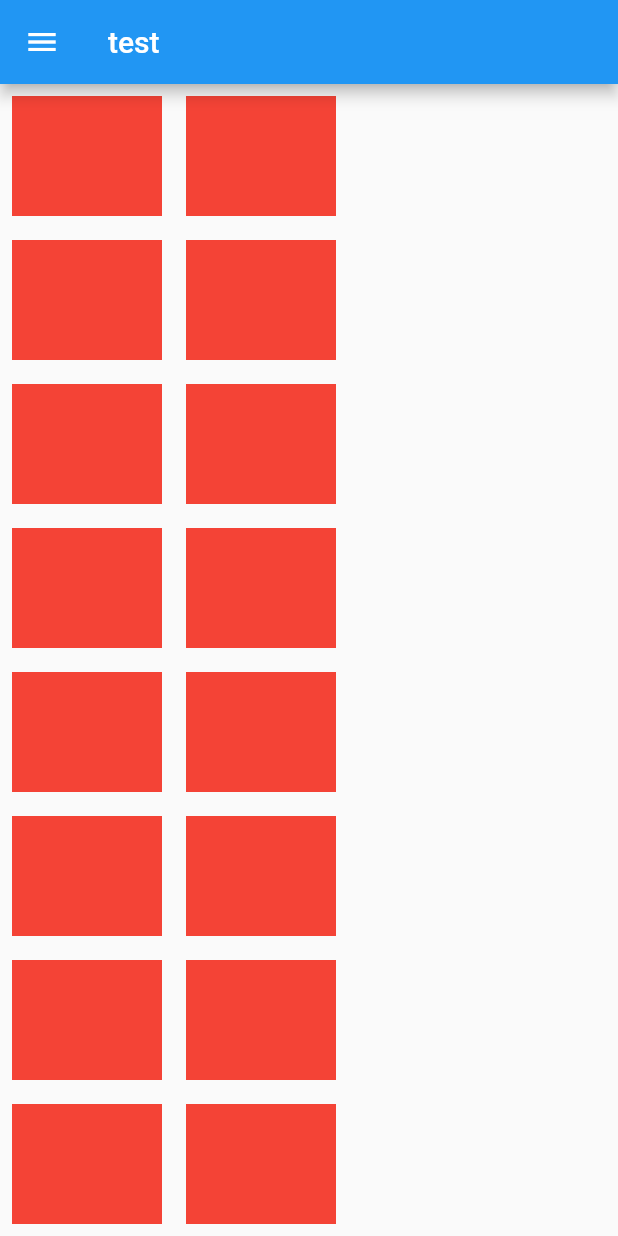
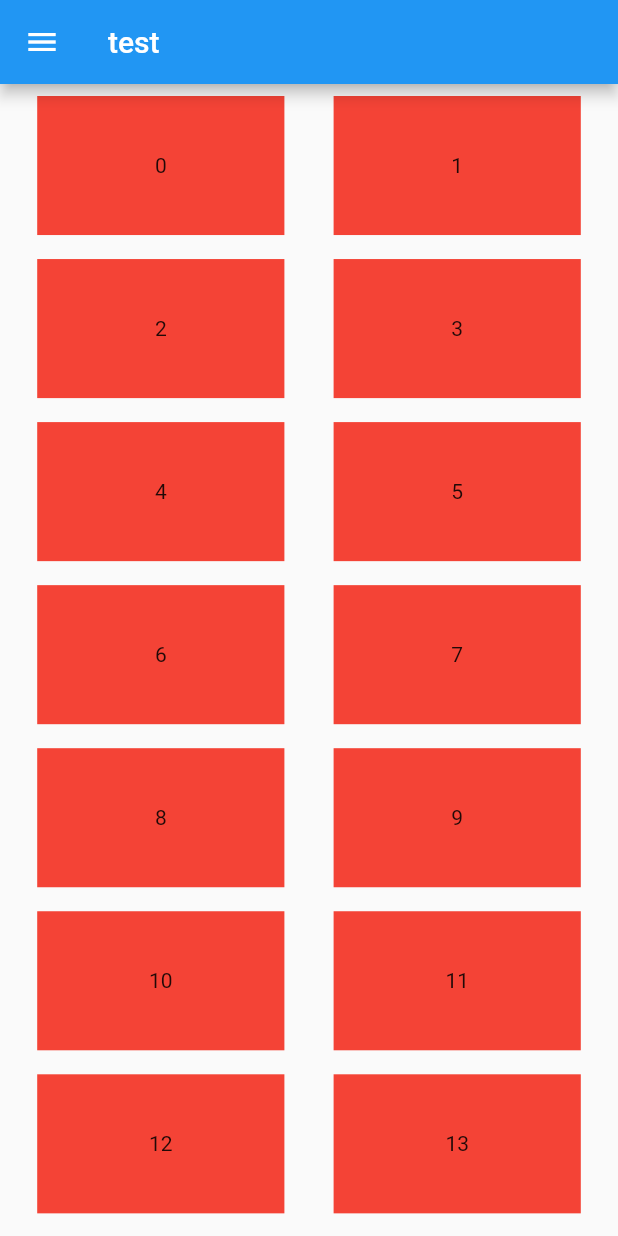
Before and after one commit to kmeoung/project_reactive_portfolio, a Flutter app: the screen it shows after launch, on a phone screen of 412 x 824 dp. Run offline on Flutter 3.47's test engine with Material 2 defaults, Android fonts, the phone set to English and light mode, and no system bars.

Commit message:
custom gridview 생성

```diff
--- a/lib/screen/screen_main.dart
+++ b/lib/screen/screen_main.dart
@@ -1,5 +1,5 @@
 import 'package:flutter/material.dart';
-import 'package:portfolio/widget/widget_main_custom_body.dart';
+import 'package:portfolio/widget/widget_main_body.dart';
 import 'package:portfolio/widget/widget_main_drawer.dart';
 
 class ScreenMain extends StatelessWidget {
--- a/lib/widget/widget_main_body.dart
+++ b/lib/widget/widget_main_body.dart
@@ -1,3 +1,5 @@
+import 'dart:math';
+
 import 'package:flutter/material.dart';
 
 class WidgetMainBody extends StatelessWidget {
@@ -13,26 +15,55 @@ class WidgetMainBody extends StatelessWidget {
     @required this.itemSpacing,
   }) : super(key: key);
 
+  // todo : custom GridView 생성
   @override
   Widget build(BuildContext context) {
-    return GridView.builder(
-      gridDelegate: SliverGridDelegateWithFixedCrossAxisCount(
-          crossAxisCount: gridCount,
-          mainAxisSpacing: itemSpacing,
-          crossAxisSpacing: itemSpacing),
-      itemBuilder: (context, index) {
-        // return mainItem();
-        return Card(
-          child: Image.network(
-            tempImgUrl,
-            fit: BoxFit.contain,
+    Size size = MediaQuery.of(context).size;
+    List<Widget> dpList = [];
+    for (int i = 0; i < 100; i++) {
+      dpList
+          .add((Random().nextBool()) ? displayTest(i, size) : appTest(i, size));
+    }
+
+    return SingleChildScrollView(
+      scrollDirection: Axis.vertical,
+      child: Row(
+        mainAxisSize: MainAxisSize.max,
+        crossAxisAlignment: CrossAxisAlignment.start,
+        mainAxisAlignment: MainAxisAlignment.spaceEvenly,
+        children: List.generate(
+          gridCount,
+          (rowIndex) => Column(
+            mainAxisAlignment: MainAxisAlignment.start,
+            mainAxisSize: MainAxisSize.max,
+            children: dpList
+                .where((item) => (dpList.indexOf(item) % gridCount) == rowIndex)
+                .toList(),
           ),
-          color: Colors.white,
-          elevation: 5,
-        );
-      },
+        ),
+      ),
     );
   }
+
+  Widget displayTest(int index, Size size) => Container(
+        margin: EdgeInsets.all(8.0),
+        width: size.width > 800 ? size.width / 100 * 16 : size.width / 40 * 16,
+        height: size.width > 800 ? size.width / 100 * 9 : size.width / 40 * 9,
+        color: Colors.red,
+        child: Center(
+          child: Text(index.toString()),
+        ),
+      );
+
+  Widget appTest(int index, Size size) => Container(
+        margin: EdgeInsets.all(8.0),
+        width: size.width > 800 ? size.width / 100 * 9 : size.width / 40 * 9,
+        height: size.width > 800 ? size.width / 100 * 16 : size.width / 40 * 16,
+        color: Colors.blue,
+        child: Center(
+          child: Text(index.toString()),
+        ),
+      );
 
   Widget mainItem() => Container(
         decoration: BoxDecoration(
--- a/lib/widget/widget_main_custom_body.dart
+++ /dev/null
@@ -1,76 +0,0 @@
-import 'dart:math';
-
-import 'package:flutter/material.dart';
-
-class WidgetMainBody extends StatelessWidget {
-  final int gridCount;
-  final double itemSpacing;
-
-  final String tempImgUrl =
-      'https://external-content.duckduckgo.com/iu/?u=https%3A%2F%2Ftse4.mm.bing.net%2Fth%3Fid%3DOIP.zUnZjlh1eETyF9w0AR5OKQHaDt%26pid%3DApi&f=1';
-
-  WidgetMainBody({
-    Key key,
-    @required this.gridCount,
-    @required this.itemSpacing,
-  }) : super(key: key);
-
-  // todo : custom GridView 생성
-  @override
-  Widget build(BuildContext context) {
-    List<Widget> dpList = [];
-    for (int i = 0; i < 100; i++) {
-      dpList.add((Random().nextBool()) ? displayTest() : appTest());
-    }
-
-    return SingleChildScrollView(
-      scrollDirection: Axis.vertical,
-      child: Expanded(
-        child: Row(
-          mainAxisSize: MainAxisSize.max,
-          children: List.generate(
-            gridCount,
-            (rowIndex) => Column(
-              mainAxisSize: MainAxisSize.max,
-              children: dpList
-                  .where((item) => dpList.indexOf(item) % gridCount == rowIndex)
-                  .toList(),
-            ),
-          ),
-        ),
-      ),
-    );
-  }
-
-  Widget displayTest() => Container(
-        margin: EdgeInsets.all(8.0),
-        width: 100,
-        height: 80,
-        color: Colors.red,
-      );
-
-  Widget appTest() => Container(
-        margin: EdgeInsets.all(8.0),
-        width: 80,
-        height: 120,
-        color: Colors.blue,
-      );
-
-  Widget mainItem() => Container(
-        decoration: BoxDecoration(
-          borderRadius: BorderRadius.circular(10.0),
-          color: Colors.white,
-          boxShadow: [
-            BoxShadow(
-              color: Colors.black.withOpacity(0.5),
-              offset: Offset(3.0, 3.0),
-              blurRadius: 3.0,
-            ),
-          ],
-          image: DecorationImage(
-            image: NetworkImage(tempImgUrl),
-            fit: BoxFit.contain,
-          ),
-        ),
-      );
-}
```
